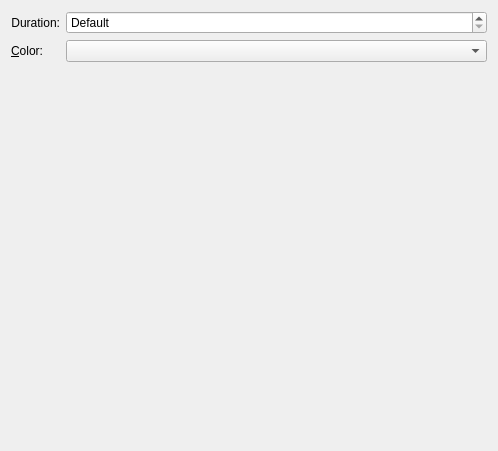
The window that kwin/kwin4_effect_tv/config.ui (Schneegans/Burn-My-Windows) describes before a commit, drawn with Qt 5.
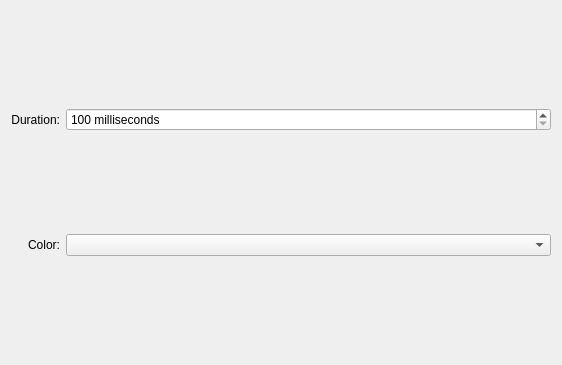
The same window after the commit. Custom widgets are drawn as their Qt base class.

Commit message: :wrench: Update kwin settings ui

```diff
--- a/kwin/kwin4_effect_tv/config.ui
+++ b/kwin/kwin4_effect_tv/config.ui
@@ -6,63 +6,57 @@
       <rect>
         <x>0</x>
         <y>0</y>
-        <width>498</width>
-        <height>451</height>
-      </rect>
-    </property>
-    <layout class="QFormLayout" name="formLayout">
-      <item row="0" column="0">
-        <widget class="QLabel" name="label">
-          <property name="text">
-            <string>Duration:</string>
-          </property>
-          <property name="alignment">
-            <set>Qt::AlignRight|Qt::AlignTrailing|Qt::AlignVCenter</set>
-          </property>
-        </widget>
-      </item>
-      <item row="1" column="0">
-        <widget class="QLabel" name="label_2">
-          <property name="text">
-            <string>&amp;Color:</string>
-          </property>
-          <property name="alignment">
-            <set>Qt::AlignRight|Qt::AlignTrailing|Qt::AlignVCenter</set>
-          </property>
-          <property name="buddy">
-            <cstring>kcfg_Color</cstring>
-          </property>
-        </widget>
-      </item>
-      <item row="1" column="1">
-        <widget class="KColorCombo" name="kcfg_Color">
-          <property name="sizePolicy">
-            <sizepolicy hsizetype="Expanding" vsizetype="Fixed">
-              <horstretch>0</horstretch>
-              <verstretch>0</verstretch>
-            </sizepolicy>
-          </property>
-        </widget>
-      </item>
+    <width>562</width>
+    <height>365</height>
+   </rect>
+  </property>
+  <layout class="QGridLayout" name="gridLayout">
       <item row="0" column="1">
         <widget class="QSpinBox" name="kcfg_Duration">
-          <property name="sizePolicy">
-            <sizepolicy hsizetype="Expanding" vsizetype="Fixed">
-              <horstretch>0</horstretch>
-              <verstretch>0</verstretch>
-            </sizepolicy>
-          </property>
-          <property name="specialValueText">
-            <string>Default</string>
-          </property>
           <property name="suffix">
             <string> milliseconds</string>
           </property>
+     <property name="minimum">
+      <number>100</number>
+     </property>
           <property name="maximum">
             <number>9999</number>
           </property>
           <property name="singleStep">
-            <number>5</number>
+      <number>100</number>
+     </property>
+    </widget>
+   </item>
+   <item row="1" column="1">
+    <widget class="KColorCombo" name="kcfg_Color">
+     <property name="sizePolicy">
+      <sizepolicy hsizetype="Expanding" vsizetype="Fixed">
+       <horstretch>0</horstretch>
+       <verstretch>0</verstretch>
+      </sizepolicy>
+     </property>
+    </widget>
+   </item>
+   <item row="0" column="0">
+    <widget class="QLabel" name="label">
+     <property name="text">
+      <string>Duration:</string>
+     </property>
+     <property name="alignment">
+      <set>Qt::AlignRight|Qt::AlignTrailing|Qt::AlignVCenter</set>
+     </property>
+    </widget>
+   </item>
+   <item row="1" column="0">
+    <widget class="QLabel" name="label_2">
+     <property name="text">
+      <string>Color:</string>
+     </property>
+     <property name="alignment">
+      <set>Qt::AlignRight|Qt::AlignTrailing|Qt::AlignVCenter</set>
+     </property>
+     <property name="buddy">
+      <cstring>kcfg_Color</cstring>
           </property>
         </widget>
       </item>
```
Lines whose indentation alone changed are shown as unchanged. The commit also changes 1 other file.
